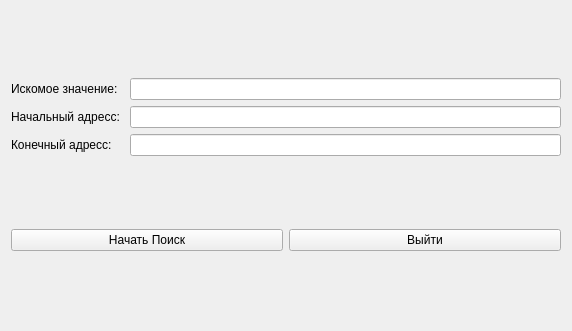
Old version of the form findwidget.ui in the repository Kioma-dt/ArtEngine.
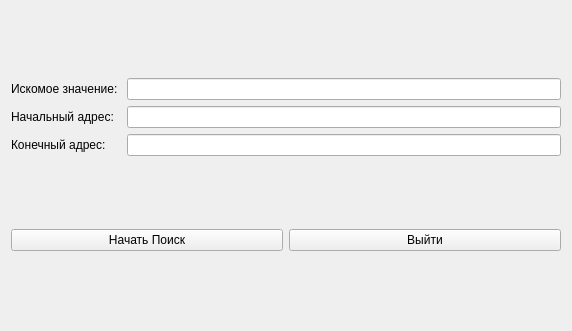
New version of the form.

Patch:
```diff
--- a/findwidget.ui
+++ b/findwidget.ui
@@ -29,7 +29,7 @@
      <item row="1" column="0" colspan="2">
       <widget class="QLabel" name="labelTextStart">
        <property name="text">
-        <string>Начальный адресс: </string>
+        <string>Начальный адрес: </string>
        </property>
       </widget>
      </item>
@@ -39,7 +39,7 @@
      <item row="2" column="0">
       <widget class="QLabel" name="labelTextEnd">
        <property name="text">
-        <string>Конечный адресс: </string>
+        <string>Конечный адрес: </string>
        </property>
       </widget>
      </item>
```
